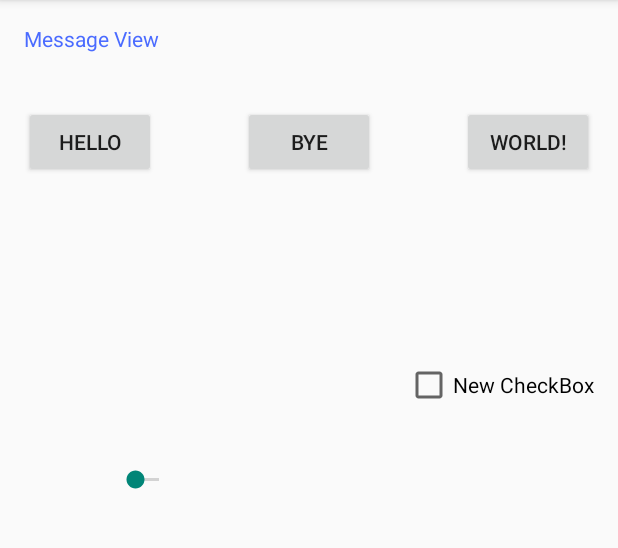
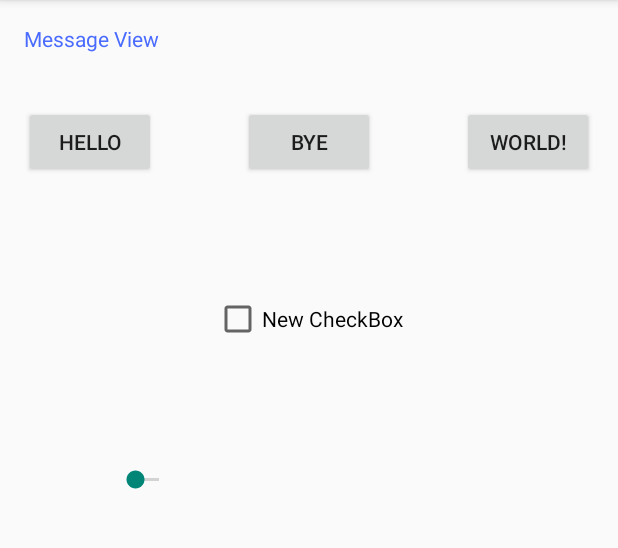
Before and after one commit to frankfmwu/MyAndroidTest, an Android app: the screen it shows after launch (MainActivity), on a phone screen of 412 x 824 dp, the part 84-632 px from its top. Run offline under Robolectric (Android 15) with nearby library versions, the phone set to English and light mode, and no system bars.

Commit message:
Try to push into ...

```diff
--- a/app/src/main/res/layout/activity_main.xml
+++ b/app/src/main/res/layout/activity_main.xml
@@ -61,8 +61,7 @@
         android:layout_height="wrap_content"
         android:text="New CheckBox"
         android:id="@+id/checkBox"
-        android:layout_alignBottom="@+id/seekBar"
-        android:layout_alignRight="@+id/msgBtn2"
-        android:layout_alignEnd="@+id/msgBtn2"
-        android:layout_marginBottom="56dp" />
+        android:layout_below="@+id/msgBtn3"
+        android:layout_centerHorizontal="true"
+        android:layout_marginTop="78dp" />
 </RelativeLayout>
```
